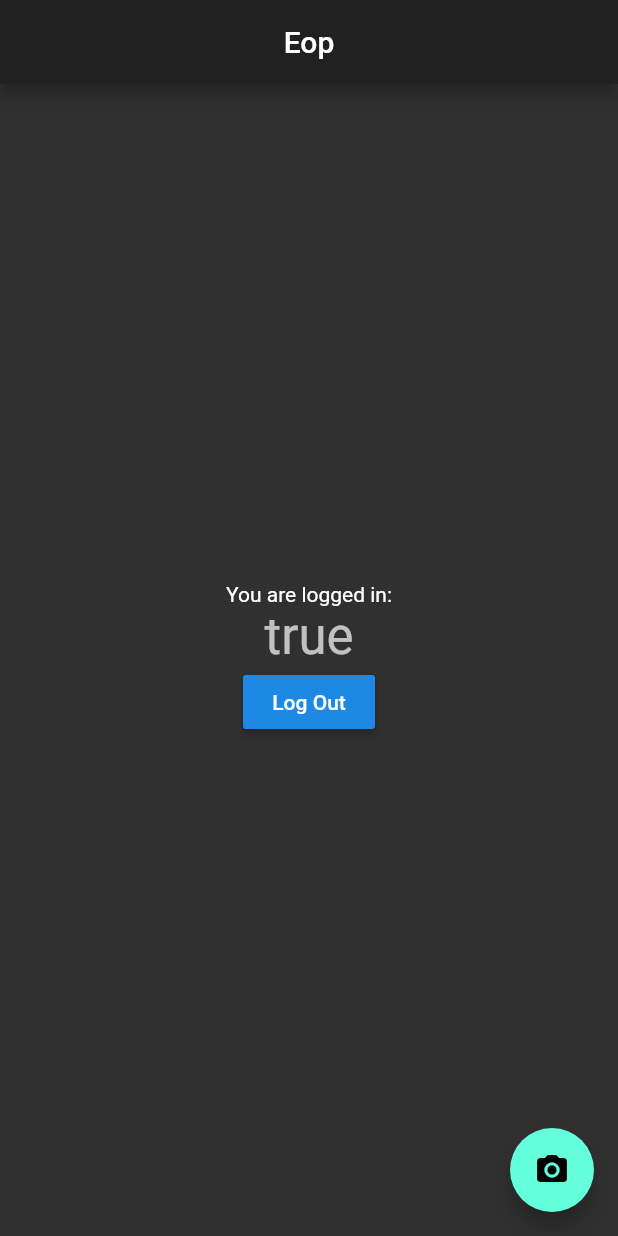
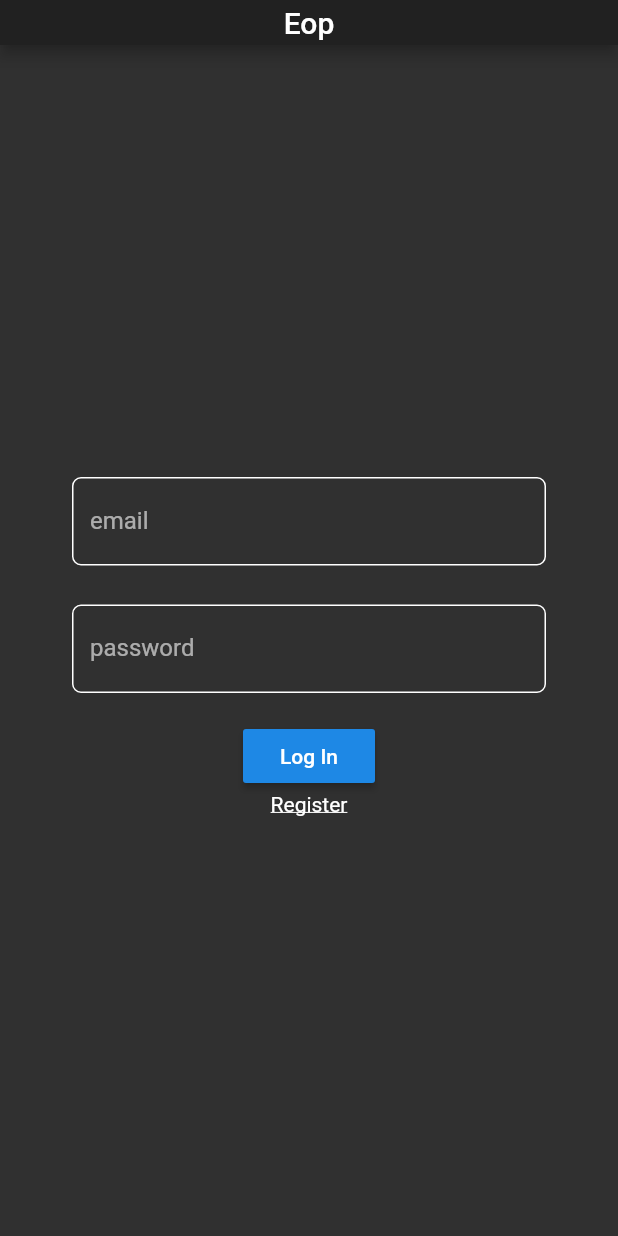
Before and after one commit to algorithmike/eop-mobile, a Flutter app: the screen it shows after launch, on a phone screen of 412 x 824 dp. Run offline on Flutter 3.47's test engine with Material 2 defaults, Android fonts, the phone set to English and light mode, and no system bars.

Commit message:
login layout

```diff
--- a/lib/main.dart
+++ b/lib/main.dart
@@ -35,7 +35,7 @@ class HomePage extends StatefulWidget {
 }
 
 class _HomePageState extends State<HomePage> {
-  bool _loggedIn = true;
+  bool _loggedIn = false;
 
   void _placeholderPrivateMethod() {
     // setState(() {
@@ -55,29 +55,74 @@ class _HomePageState extends State<HomePage> {
     return Scaffold(
       appBar: AppBar(
         centerTitle: true,
+        toolbarHeight: 30.0,
         title: Text(widget.title),
       ),
       body: Center(
         child: Column(
           mainAxisAlignment: MainAxisAlignment.center,
           children: <Widget>[
-            Text(
-              'You are logged in:',
+            Container(
+              margin: EdgeInsets.symmetric(
+                horizontal: 40.0,
+              ),
+              child: Padding(
+                padding: const EdgeInsets.all(8.0),
+                child: TextField(
+                  decoration: InputDecoration(
+                    labelText: 'email',
+                    enabledBorder: OutlineInputBorder(
+                      borderSide: BorderSide(color: Colors.white),
+                      borderRadius: BorderRadius.all(
+                        Radius.circular(6.0),
+                      ),
+                    ),
+                    focusedBorder: OutlineInputBorder(
+                      borderSide: BorderSide(color: Colors.teal[200]),
+                      borderRadius: BorderRadius.all(
+                        Radius.circular(6.0),
+                      ),
+                    ),
+                  ),
+                ),
+              ),
+            ),
+            Container(
+              margin: EdgeInsets.symmetric(horizontal: 40.0, vertical: 10.0),
+              child: Padding(
+                padding: const EdgeInsets.all(8.0),
+                child: TextField(
+                  obscureText: true,
+                  decoration: InputDecoration(
+                    labelText: 'password',
+                    enabledBorder: OutlineInputBorder(
+                      borderSide: BorderSide(color: Colors.white),
+                      borderRadius: BorderRadius.all(
+                        Radius.circular(6.0),
+                      ),
+                    ),
+                    focusedBorder: OutlineInputBorder(
+                      borderSide: BorderSide(color: Colors.teal[200]),
+                      borderRadius: BorderRadius.all(
+                        Radius.circular(6.0),
+                      ),
+                    ),
+                  ),
+                ),
+              ),
+            ),
+            RaisedButton(
+              onPressed: _logIn,
+              child: Text('Log In'),
             ),
             Text(
-              '$_loggedIn',
-              style: Theme.of(context).textTheme.headline4,
+              'Register',
+              style: TextStyle(
+                decoration: TextDecoration.underline,
+              ),
             ),
-            RaisedButton(
-                onPressed: _logIn,
-                child: Text(_loggedIn ? 'Log Out' : 'Log In')),
           ],
         ),
-      ),
-      floatingActionButton: FloatingActionButton(
-        onPressed: _placeholderPrivateMethod,
-        tooltip: 'Camera',
-        child: Icon(Icons.camera_alt),
       ),
     );
   }
```
